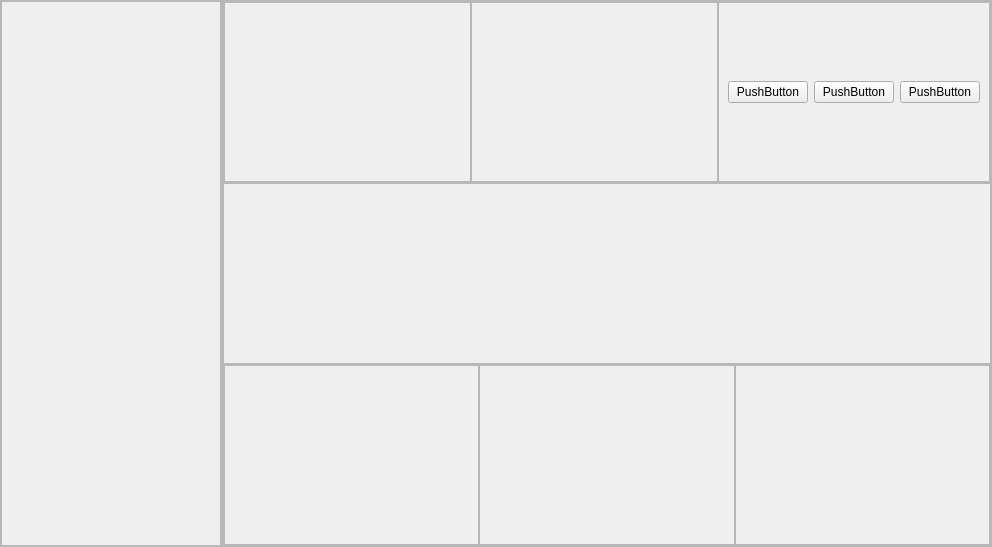
This is main.ui in ccemyurtsever/social as Qt 5 draws it before an edit. The edited form follows.
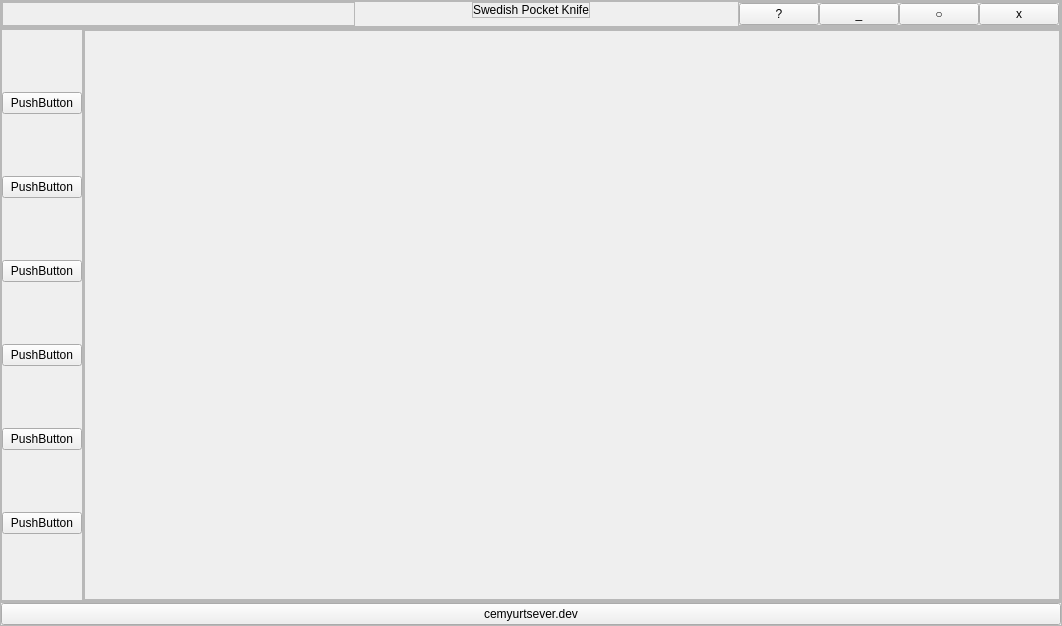
This is the edited form.

Commit message: Refactor login window and YouTube module

The edit to the form file:
```diff
--- a/main.ui
+++ b/main.ui
@@ -6,15 +6,15 @@
    <rect>
     <x>0</x>
     <y>0</y>
-    <width>992</width>
-    <height>547</height>
+    <width>1062</width>
+    <height>626</height>
    </rect>
   </property>
   <property name="windowTitle">
    <string>MainWindow</string>
   </property>
   <widget class="QWidget" name="centralwidget">
-   <layout class="QHBoxLayout" name="horizontalLayout">
+   <layout class="QVBoxLayout" name="verticalLayout">
     <property name="spacing">
      <number>0</number>
     </property>
@@ -30,21 +30,15 @@
     <property name="bottomMargin">
      <number>0</number>
     </property>
-    <item>
-     <widget class="QFrame" name="Slider_Menu_container">
-      <property name="maximumSize">
-       <size>
-        <width>222</width>
-        <height>16777215</height>
-       </size>
-      </property>
+    <item alignment="Qt::AlignTop">
+     <widget class="QFrame" name="header">
       <property name="frameShape">
        <enum>QFrame::StyledPanel</enum>
       </property>
       <property name="frameShadow">
        <enum>QFrame::Raised</enum>
       </property>
-      <layout class="QVBoxLayout" name="verticalLayout_2">
+      <layout class="QHBoxLayout" name="horizontalLayout">
        <property name="spacing">
         <number>0</number>
        </property>
@@ -61,50 +55,7 @@
         <number>0</number>
        </property>
        <item>
-        <widget class="QFrame" name="slider_menu">
-         <property name="minimumSize">
-          <size>
-           <width>220</width>
-           <height>0</height>
-          </size>
-         </property>
-         <property name="frameShape">
-          <enum>QFrame::StyledPanel</enum>
-         </property>
-         <property name="frameShadow">
-          <enum>QFrame::Raised</enum>
-         </property>
-        </widget>
-       </item>
-      </layout>
-     </widget>
-    </item>
-    <item>
-     <widget class="QFrame" name="Main_Body">
-      <property name="frameShape">
-       <enum>QFrame::StyledPanel</enum>
-      </property>
-      <property name="frameShadow">
-       <enum>QFrame::Raised</enum>
-      </property>
-      <layout class="QVBoxLayout" name="verticalLayout">
-       <property name="spacing">
-        <number>0</number>
-       </property>
-       <property name="leftMargin">
-        <number>0</number>
-       </property>
-       <property name="topMargin">
-        <number>0</number>
-       </property>
-       <property name="rightMargin">
-        <number>0</number>
-       </property>
-       <property name="bottomMargin">
-        <number>0</number>
-       </property>
-       <item>
-        <widget class="QFrame" name="header_frame">
+        <widget class="QFrame" name="frame">
          <property name="frameShape">
           <enum>QFrame::StyledPanel</enum>
          </property>
@@ -128,7 +79,7 @@
            <number>0</number>
           </property>
           <item>
-           <widget class="QFrame" name="frame_2">
+           <widget class="QFrame" name="frame_4">
             <property name="frameShape">
              <enum>QFrame::StyledPanel</enum>
             </property>
@@ -137,17 +88,7 @@
             </property>
            </widget>
           </item>
-          <item>
-           <widget class="QFrame" name="frame">
-            <property name="frameShape">
-             <enum>QFrame::StyledPanel</enum>
-            </property>
-            <property name="frameShadow">
-             <enum>QFrame::Raised</enum>
-            </property>
-           </widget>
-          </item>
-          <item>
+          <item alignment="Qt::AlignHCenter|Qt::AlignTop">
            <widget class="QFrame" name="frame_3">
             <property name="frameShape">
              <enum>QFrame::StyledPanel</enum>
@@ -156,52 +97,206 @@
              <enum>QFrame::Raised</enum>
             </property>
             <layout class="QHBoxLayout" name="horizontalLayout_4">
+             <property name="spacing">
+              <number>0</number>
+             </property>
+             <property name="leftMargin">
+              <number>0</number>
+             </property>
+             <property name="topMargin">
+              <number>0</number>
+             </property>
+             <property name="rightMargin">
+              <number>0</number>
+             </property>
+             <property name="bottomMargin">
+              <number>0</number>
+             </property>
              <item>
-              <widget class="QPushButton" name="pushButton_3">
+              <widget class="QLabel" name="label">
                <property name="text">
-                <string>PushButton</string>
+                <string>Swedish Pocket Knife</string>
                </property>
               </widget>
              </item>
+            </layout>
+           </widget>
+          </item>
+          <item alignment="Qt::AlignRight|Qt::AlignTop">
+           <widget class="QFrame" name="frame_2">
+            <property name="frameShape">
+             <enum>QFrame::StyledPanel</enum>
+            </property>
+            <property name="frameShadow">
+             <enum>QFrame::Raised</enum>
+            </property>
+            <layout class="QHBoxLayout" name="horizontalLayout_3">
+             <property name="spacing">
+              <number>0</number>
+             </property>
+             <property name="leftMargin">
+              <number>0</number>
+             </property>
+             <property name="topMargin">
+              <number>0</number>
+             </property>
+             <property name="rightMargin">
+              <number>0</number>
+             </property>
+             <property name="bottomMargin">
+              <number>0</number>
+             </property>
              <item>
-              <widget class="QPushButton" name="pushButton_2">
+              <widget class="QPushButton" name="info">
                <property name="text">
-                <string>PushButton</string>
+                <string>?</string>
                </property>
               </widget>
              </item>
              <item>
               <widget class="QPushButton" name="pushButton">
                <property name="text">
-                <string>PushButton</string>
+                <string>_</string>
                </property>
+               <property name="iconSize">
+                <size>
+                 <width>16</width>
+                 <height>16</height>
+                </size>
+               </property>
               </widget>
              </item>
+             <item>
+              <widget class="QPushButton" name="pushButton_2">
+               <property name="text">
+                <string>○</string>
+               </property>
+              </widget>
+             </item>
+             <item>
+              <widget class="QPushButton" name="exit">
+               <property name="text">
+                <string>x</string>
+               </property>
+              </widget>
+             </item>
             </layout>
            </widget>
           </item>
          </layout>
         </widget>
        </item>
-       <item>
-        <widget class="QFrame" name="main_body_contents">
+      </layout>
+     </widget>
+    </item>
+    <item>
+     <widget class="QFrame" name="frame_5">
+      <property name="minimumSize">
+       <size>
+        <width>0</width>
+        <height>0</height>
+       </size>
+      </property>
+      <property name="frameShape">
+       <enum>QFrame::StyledPanel</enum>
+      </property>
+      <property name="frameShadow">
+       <enum>QFrame::Raised</enum>
+      </property>
+      <layout class="QHBoxLayout" name="horizontalLayout_5">
+       <property name="spacing">
+        <number>0</number>
+       </property>
+       <property name="leftMargin">
+        <number>0</number>
+       </property>
+       <property name="topMargin">
+        <number>0</number>
+       </property>
+       <property name="rightMargin">
+        <number>0</number>
+       </property>
+       <property name="bottomMargin">
+        <number>0</number>
+       </property>
+       <item alignment="Qt::AlignLeft">
+        <widget class="QFrame" name="frame_6">
          <property name="frameShape">
           <enum>QFrame::StyledPanel</enum>
          </property>
          <property name="frameShadow">
           <enum>QFrame::Raised</enum>
          </property>
+         <layout class="QVBoxLayout" name="verticalLayout_3">
+          <property name="spacing">
+           <number>0</number>
+          </property>
+          <property name="leftMargin">
+           <number>0</number>
+          </property>
+          <property name="topMargin">
+           <number>0</number>
+          </property>
+          <property name="rightMargin">
+           <number>0</number>
+          </property>
+          <property name="bottomMargin">
+           <number>0</number>
+          </property>
+          <item>
+           <widget class="QPushButton" name="pushButton_5">
+            <property name="text">
+             <string>PushButton</string>
+            </property>
+           </widget>
+          </item>
+          <item>
+           <widget class="QPushButton" name="pushButton_12">
+            <property name="text">
+             <string>PushButton</string>
+            </property>
+           </widget>
+          </item>
+          <item>
+           <widget class="QPushButton" name="pushButton_11">
+            <property name="text">
+             <string>PushButton</string>
+            </property>
+           </widget>
+          </item>
+          <item>
+           <widget class="QPushButton" name="pushButton_10">
+            <property name="text">
+             <string>PushButton</string>
+            </property>
+           </widget>
+          </item>
+          <item>
+           <widget class="QPushButton" name="pushButton_9">
+            <property name="text">
+             <string>PushButton</string>
+            </property>
+           </widget>
+          </item>
+          <item>
+           <widget class="QPushButton" name="pushButton_6">
+            <property name="text">
+             <string>PushButton</string>
+            </property>
+           </widget>
+          </item>
+         </layout>
         </widget>
        </item>
        <item>
-        <widget class="QFrame" name="footer">
+        <widget class="QFrame" name="realBody">
          <property name="frameShape">
           <enum>QFrame::StyledPanel</enum>
          </property>
          <property name="frameShadow">
           <enum>QFrame::Raised</enum>
          </property>
-         <layout class="QHBoxLayout" name="horizontalLayout_3">
+         <layout class="QVBoxLayout" name="verticalLayout_4">
           <property name="spacing">
            <number>0</number>
           </property>
@@ -218,7 +313,7 @@
            <number>0</number>
           </property>
           <item>
-           <widget class="QFrame" name="frame_5">
+           <widget class="QFrame" name="frame_10">
             <property name="frameShape">
              <enum>QFrame::StyledPanel</enum>
             </property>
@@ -228,24 +323,96 @@
            </widget>
           </item>
           <item>
-           <widget class="QFrame" name="frame_4">
+           <widget class="QFrame" name="frame_9">
+            <property name="maximumSize">
+             <size>
+              <width>16777215</width>
+              <height>0</height>
+             </size>
+            </property>
             <property name="frameShape">
              <enum>QFrame::StyledPanel</enum>
             </property>
             <property name="frameShadow">
              <enum>QFrame::Raised</enum>
             </property>
+            <layout class="QVBoxLayout" name="verticalLayout_5">
+             <property name="spacing">
+              <number>0</number>
+             </property>
+             <property name="leftMargin">
+              <number>0</number>
+             </property>
+             <property name="topMargin">
+              <number>0</number>
+             </property>
+             <property name="rightMargin">
+              <number>0</number>
+             </property>
+             <property name="bottomMargin">
+              <number>0</number>
+             </property>
+             <item>
+              <spacer name="horizontalSpacer">
+               <property name="orientation">
+                <enum>Qt::Horizontal</enum>
+               </property>
+               <property name="sizeHint" stdset="0">
+                <size>
+                 <width>829</width>
+                 <height>20</height>
+                </size>
+               </property>
+              </spacer>
+             </item>
+            </layout>
            </widget>
           </item>
+         </layout>
+        </widget>
+       </item>
+       <item>
+        <widget class="QFrame" name="frame_8">
+         <property name="maximumSize">
+          <size>
+           <width>0</width>
+           <height>16777215</height>
+          </size>
+         </property>
+         <property name="frameShape">
+          <enum>QFrame::StyledPanel</enum>
+         </property>
+         <property name="frameShadow">
+          <enum>QFrame::Raised</enum>
+         </property>
+         <layout class="QHBoxLayout" name="horizontalLayout_6">
+          <property name="spacing">
+           <number>0</number>
+          </property>
+          <property name="leftMargin">
+           <number>0</number>
+          </property>
+          <property name="topMargin">
+           <number>0</number>
+          </property>
+          <property name="rightMargin">
+           <number>0</number>
+          </property>
+          <property name="bottomMargin">
+           <number>0</number>
+          </property>
           <item>
-           <widget class="QFrame" name="frame_6">
-            <property name="frameShape">
-             <enum>QFrame::StyledPanel</enum>
+           <spacer name="verticalSpacer_2">
+            <property name="orientation">
+             <enum>Qt::Vertical</enum>
             </property>
-            <property name="frameShadow">
-             <enum>QFrame::Raised</enum>
+            <property name="sizeHint" stdset="0">
+             <size>
+              <width>20</width>
+              <height>40</height>
+             </size>
             </property>
-           </widget>
+           </spacer>
           </item>
          </layout>
         </widget>
@@ -253,6 +420,40 @@
       </layout>
      </widget>
     </item>
+    <item alignment="Qt::AlignBottom">
+     <widget class="QFrame" name="Footer">
+      <property name="frameShape">
+       <enum>QFrame::StyledPanel</enum>
+      </property>
+      <property name="frameShadow">
+       <enum>QFrame::Raised</enum>
+      </property>
+      <layout class="QVBoxLayout" name="verticalLayout_2">
+       <property name="spacing">
+        <number>0</number>
+       </property>
+       <property name="leftMargin">
+        <number>0</number>
+       </property>
+       <property name="topMargin">
+        <number>0</number>
+       </property>
+       <property name="rightMargin">
+        <number>0</number>
+       </property>
+       <property name="bottomMargin">
+        <number>0</number>
+       </property>
+       <item>
+        <widget class="QPushButton" name="cy">
+         <property name="text">
+          <string>cemyurtsever.dev</string>
+         </property>
+        </widget>
+       </item>
+      </layout>
+     </widget>
+    </item>
    </layout>
   </widget>
  </widget>
```
The commit also changes 5 other files.
